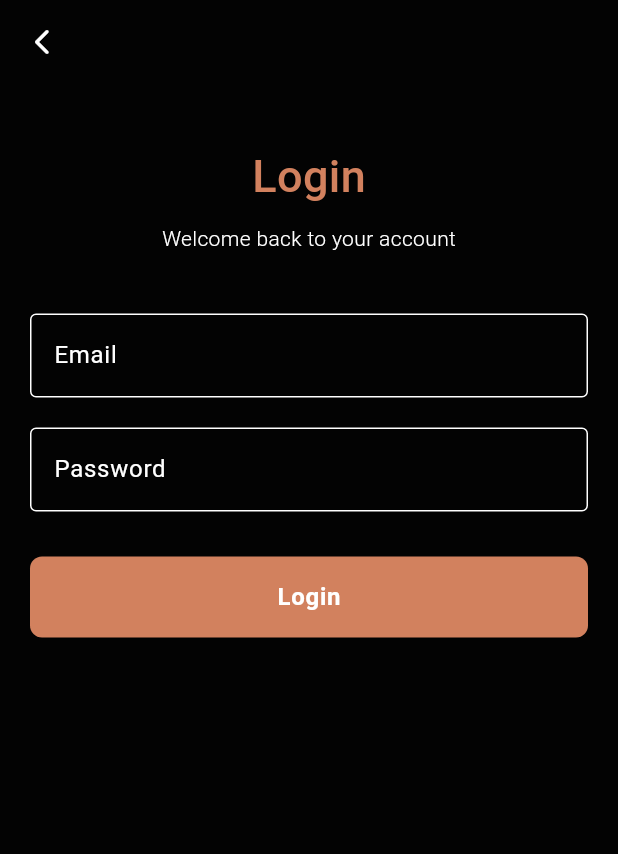
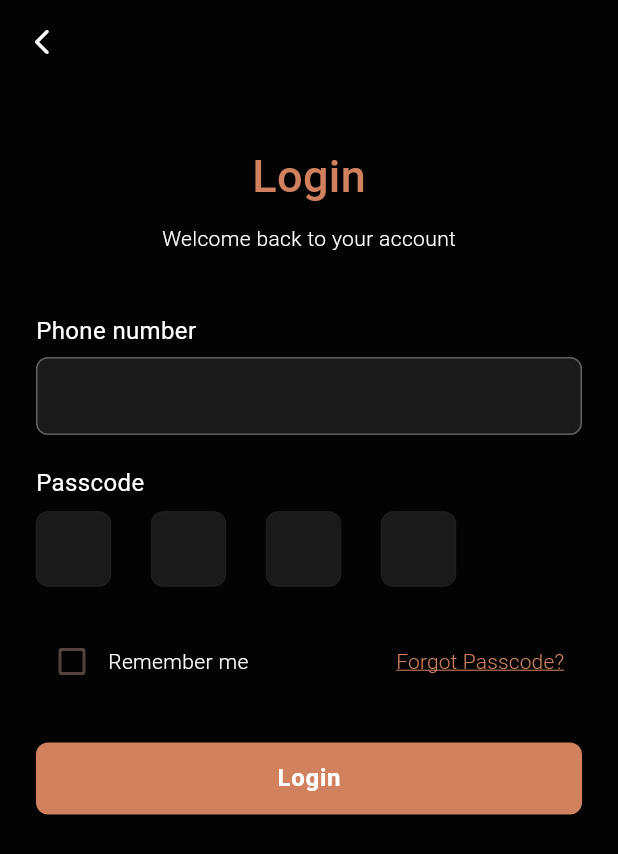
Before and after one commit to Sidharth-R-07/dibasys-task, a Flutter app: the screen it shows after launch, on a phone screen of 412 x 824 dp. Shown: the top 854 px of the screen. Run offline on Flutter 3.47's test engine with Material 3 defaults, Android fonts, the light colour scheme and no system bars; drawn by our look-alikes of pin_code_fields.

Commit message:
login screen completed

```diff
--- /dev/null
+++ b/lib/core/utils/customs/custom_button.dart
@@ -0,0 +1,43 @@
+import 'package:flutter/material.dart';
+
+class CustomButton extends StatelessWidget {
+  final String title;
+  final VoidCallback onPressed;
+  final Color? color;
+  final Color? textColor;
+  final double borderRadius;
+  final EdgeInsetsGeometry padding;
+  final TextStyle? textStyle;
+
+  const CustomButton({
+    super.key,
+    required this.title,
+    required this.onPressed,
+    this.color,
+    this.textColor,
+    this.borderRadius = 8,
+    this.padding = const EdgeInsets.symmetric(vertical: 12),
+    this.textStyle,
+  });
+
+  @override
+  Widget build(BuildContext context) {
+    return MaterialButton(
+      onPressed: onPressed,
+      color: color ?? Theme.of(context).primaryColor,
+      padding: padding,
+      shape: RoundedRectangleBorder(
+        borderRadius: BorderRadius.circular(borderRadius),
+      ),
+      child: Text(
+        title,
+        style:
+            textStyle ??
+            Theme.of(context).textTheme.bodyLarge?.copyWith(
+              color: textColor ?? Colors.white,
+              fontWeight: FontWeight.bold,
+            ),
+      ),
+    );
+  }
+}
--- /dev/null
+++ b/lib/core/utils/customs/custom_text_feild.dart
@@ -0,0 +1,65 @@
+import 'package:dibasys_task/core/utils/theme/app_theme.dart';
+import 'package:flutter/material.dart';
+
+class CustomTextField extends StatelessWidget {
+  final String label;
+  final TextEditingController controller;
+  final TextInputType keyboardType;
+  final bool obscureText;
+  final Function(String)? onChanged;
+
+  const CustomTextField({
+    super.key,
+    required this.label,
+    required this.controller,
+    this.keyboardType = TextInputType.text,
+    this.obscureText = false,
+    this.onChanged,
+  });
+
+  @override
+  Widget build(BuildContext context) {
+    return Column(
+      crossAxisAlignment: CrossAxisAlignment.start,
+      children: [
+        Text(
+          label,
+          style: Theme.of(
+            context,
+          ).textTheme.bodyMedium?.copyWith(color: Colors.white, fontSize: 16),
+        ),
+        const SizedBox(height: 6),
+        TextField(
+          controller: controller,
+          keyboardType: keyboardType,
+          obscureText: obscureText,
+          onChanged: onChanged,
+          style: const TextStyle(color: Colors.white),
+          decoration: InputDecoration(
+            filled: true,
+            fillColor: const Color(0xFF1A1A1A), // dark background
+            contentPadding: const EdgeInsets.symmetric(
+              horizontal: 12,
+              vertical: 14,
+            ),
+            border: OutlineInputBorder(
+              borderRadius: BorderRadius.circular(8),
+              borderSide: BorderSide(color: Colors.grey.shade700),
+            ),
+            enabledBorder: OutlineInputBorder(
+              borderRadius: BorderRadius.circular(8),
+              borderSide: BorderSide(color: Colors.grey.shade700),
+            ),
+            focusedBorder: OutlineInputBorder(
+              borderRadius: BorderRadius.circular(8),
+              borderSide: BorderSide(
+                color: context.appColors.primary,
+                width: 1.5,
+              ),
+            ),
+          ),
+        ),
+      ],
+    );
+  }
+}
--- /dev/null
+++ b/lib/features/login/presentation/provider/login_provider.dart
@@ -0,0 +1,10 @@
+import 'package:flutter/cupertino.dart';
+
+class LoginProvider with ChangeNotifier {
+  bool rememberMe = false;
+
+  void toggleRememberMe(bool? value) {
+    rememberMe = value ?? false;
+    notifyListeners();
+  }
+}
--- a/lib/features/login/presentation/screens/login_screen.dart
+++ b/lib/features/login/presentation/screens/login_screen.dart
@@ -1,8 +1,26 @@
+import 'package:dibasys_task/core/utils/customs/custom_button.dart';
+import 'package:dibasys_task/core/utils/customs/custom_text_feild.dart';
 import 'package:dibasys_task/core/utils/theme/app_theme.dart';
+import 'package:dibasys_task/features/login/presentation/provider/login_provider.dart';
+import 'package:dibasys_task/features/login/presentation/widgets/pin_code_feilds.dart';
 import 'package:flutter/material.dart';
+import 'package:provider/provider.dart';
 
-class LoginScreen extends StatelessWidget {
+class LoginScreen extends StatefulWidget {
   const LoginScreen({super.key});
+
+  @override
+  State<LoginScreen> createState() => _LoginScreenState();
+}
+
+class _LoginScreenState extends State<LoginScreen> {
+  final phoneController = TextEditingController();
+
+  @override
+  void dispose() {
+    phoneController.dispose();
+    super.dispose();
+  }
 
   @override
   Widget build(BuildContext context) {
@@ -15,7 +33,7 @@ class LoginScreen extends StatelessWidget {
         ),
       ),
       body: ListView(
-        padding: const EdgeInsets.symmetric(horizontal: 20),
+        padding: const EdgeInsets.symmetric(horizontal: 24),
 
         children: [
           const SizedBox(height: 40),
@@ -37,52 +55,59 @@ class LoginScreen extends StatelessWidget {
             ),
           ),
           const SizedBox(height: 40),
-          TextField(
-            decoration: InputDecoration(
-              labelText: 'Email',
-              labelStyle: TextStyle(color: context.appColors.text),
-              enabledBorder: OutlineInputBorder(
-                borderSide: BorderSide(color: context.appColors.text),
-              ),
-              focusedBorder: OutlineInputBorder(
-                borderSide: BorderSide(color: context.appColors.primary),
-              ),
-            ),
-            style: TextStyle(color: context.appColors.text),
-            keyboardType: TextInputType.emailAddress,
+          CustomTextField(
+            label: "Phone number",
+            controller: phoneController,
+            keyboardType: TextInputType.phone,
           ),
           const SizedBox(height: 20),
-          TextField(
-            decoration: InputDecoration(
-              labelText: 'Password',
-              labelStyle: TextStyle(color: context.appColors.text),
-              enabledBorder: OutlineInputBorder(
-                borderSide: BorderSide(color: context.appColors.text),
+          PasscodeField(
+            onCompleted: (code) {
+              print("Entered Passcode: $code");
+            },
+          ),
+          const SizedBox(height: 10),
+          Row(
+            children: [
+              Consumer<LoginProvider>(
+                builder: (context, state, _) => Checkbox(
+                  checkColor: context.appColors.text,
+                  activeColor: context.appColors.primary,
+                  value: state.rememberMe,
+                  onChanged: context.read<LoginProvider>().toggleRememberMe,
+                ),
               ),
-              focusedBorder: OutlineInputBorder(
-                borderSide: BorderSide(color: context.appColors.primary),
+
+              Expanded(
+                child: Text(
+                  'Remember me',
+                  style: TextStyle(fontWeight: FontWeight.w300),
+                ),
               ),
-            ),
-            style: TextStyle(color: context.appColors.text),
-            obscureText: true,
+              const SizedBox(width: 4),
+              TextButton(
+                onPressed: () {},
+                isSemanticButton: false,
+                child: Text(
+                  "Forgot Passcode?",
+                  style: TextStyle(
+                    fontWeight: FontWeight.w300,
+                    color: context.appColors.primary,
+                    decoration: TextDecoration.underline,
+                    decorationColor: context.appColors.primary,
+                  ),
+                ),
+              ),
+            ],
           ),
           const SizedBox(height: 30),
-          ElevatedButton(
-            onPressed: () {},
-            style: ElevatedButton.styleFrom(
-              backgroundColor: context.appColors.primary,
-              padding: const EdgeInsets.symmetric(vertical: 15),
-              shape: RoundedRectangleBorder(
-                borderRadius: BorderRadius.circular(8),
-              ),
-            ),
-            child: Text(
-              'Login',
-              style: Theme.of(context).textTheme.bodyLarge?.copyWith(
-                color: context.appColors.text,
-                fontWeight: FontWeight.bold,
-              ),
-            ),
+          CustomButton(
+            title: "Login",
+            onPressed: () {
+              // your action
+            },
+            color: context.appColors.primary,
+            textColor: context.appColors.text,
           ),
         ],
       ),
--- /dev/null
+++ b/lib/features/login/presentation/widgets/pin_code_feilds.dart
@@ -0,0 +1,55 @@
+import 'package:dibasys_task/core/utils/theme/app_theme.dart';
+import 'package:flutter/material.dart';
+import 'package:pin_code_fields/pin_code_fields.dart';
+
+class PasscodeField extends StatelessWidget {
+  final Function(String) onCompleted;
+
+  const PasscodeField({super.key, required this.onCompleted});
+
+  @override
+  Widget build(BuildContext context) {
+    return Column(
+      crossAxisAlignment: CrossAxisAlignment.start,
+      children: [
+        Text(
+          "Passcode",
+          style: Theme.of(context).textTheme.bodyMedium?.copyWith(
+            color: context.appColors.text,
+            fontSize: 16,
+          ),
+        ),
+        const SizedBox(height: 8),
+        SizedBox(
+          width: 280,
+          child: PinCodeTextField(
+            appContext: context,
+            length: 4,
+            obscureText: true,
+            animationType: AnimationType.fade,
+            keyboardType: TextInputType.number,
+            textStyle: TextStyle(
+              color: context.appColors.primary,
+              fontSize: 20,
+            ),
+            pinTheme: PinTheme(
+              shape: PinCodeFieldShape.box,
+              borderRadius: BorderRadius.circular(8),
+              borderWidth: .1,
+              fieldHeight: 50,
+              fieldWidth: 50,
+              activeFillColor: const Color(0xFF1A1A1A),
+              inactiveFillColor: const Color(0xFF1A1A1A),
+              selectedFillColor: const Color(0xFF1A1A1A),
+              inactiveColor: Colors.grey.shade700,
+              activeColor: context.appColors.primary,
+              selectedColor: context.appColors.primary,
+            ),
+            enableActiveFill: true,
+            onCompleted: onCompleted,
+          ),
+        ),
+      ],
+    );
+  }
+}
--- a/lib/main.dart
+++ b/lib/main.dart
@@ -1,7 +1,9 @@
 import 'package:dibasys_task/core/utils/assets/app_assets.dart';
 import 'package:dibasys_task/core/utils/theme/app_theme.dart';
+import 'package:dibasys_task/features/login/presentation/provider/login_provider.dart';
 import 'package:dibasys_task/features/login/presentation/screens/login_screen.dart';
 import 'package:flutter/material.dart';
+import 'package:provider/provider.dart';
 
 void main() {
   runApp(const MyApp());
@@ -12,11 +14,12 @@ class MyApp extends StatelessWidget {
 
   @override
   Widget build(BuildContext context) {
-    return DefaultTextStyle(
+    return MultiProvider(
+      providers: [ChangeNotifierProvider(create: (_) => LoginProvider())],
+      child: DefaultTextStyle(
         style: TextStyle(color: context.appColors.text),
         child: MaterialApp(
           title: 'Dibasys Task',
-
           theme: ThemeData(
             fontFamily: AppFonts.dmSans,
             colorScheme: ColorScheme.fromSeed(
@@ -36,6 +39,7 @@ class MyApp extends StatelessWidget {
           ),
           home: LoginScreen(),
         ),
+      ),
     );
   }
 }
--- a/pubspec.yaml
+++ b/pubspec.yaml
@@ -34,6 +34,8 @@ dependencies:
   # The following adds the Cupertino Icons font to your application.
   # Use with the CupertinoIcons class for iOS style icons.
   cupertino_icons: ^1.0.8
+  pin_code_fields: ^8.0.1
+  provider: ^6.1.5+1
 
 dev_dependencies:
   flutter_test:
```
Also changed, not shown: lib/features/home/presentation/screens/home_screen.dart (added), pubspec.lock. Lines whose indentation alone changed are shown as unchanged.
